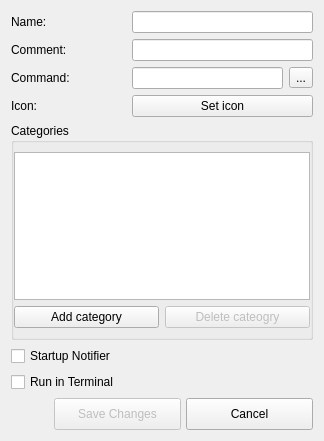
This is addappdialog.ui in AdrianTM/mx-menu-editor as Qt 5 draws it before an edit. The edited form follows.
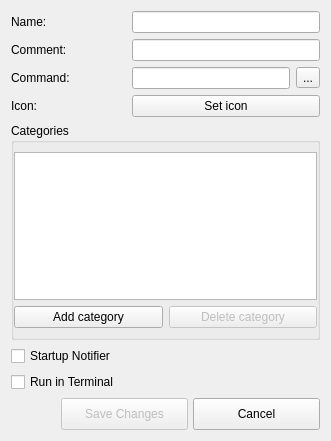
This is the edited form. Icons and pictures are not drawn.

Diff of the .ui file:
```diff
--- a/addappdialog.ui
+++ b/addappdialog.ui
@@ -6,7 +6,7 @@
    <rect>
     <x>0</x>
     <y>0</y>
-    <width>324</width>
+    <width>331</width>
     <height>441</height>
    </rect>
   </property>
@@ -49,7 +49,7 @@
          <bool>false</bool>
         </property>
         <property name="text">
-         <string>Delete cateogry</string>
+         <string>Delete category</string>
         </property>
         <property name="icon">
          <iconset>
```
Left out of the diff: 4 changed lines with no effect on the pictures.
